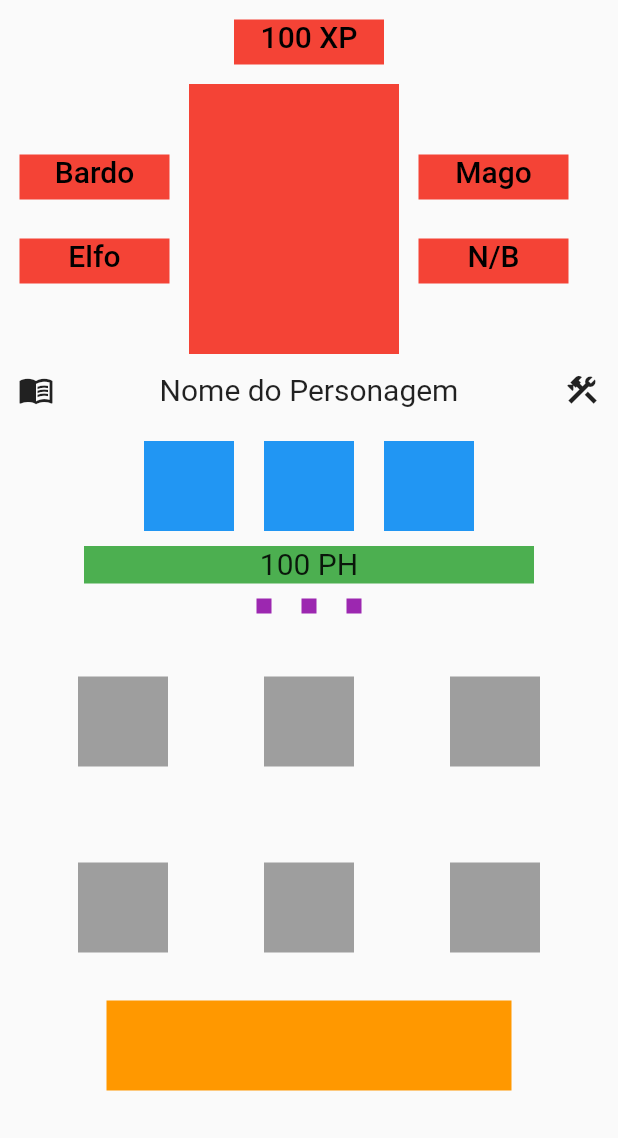
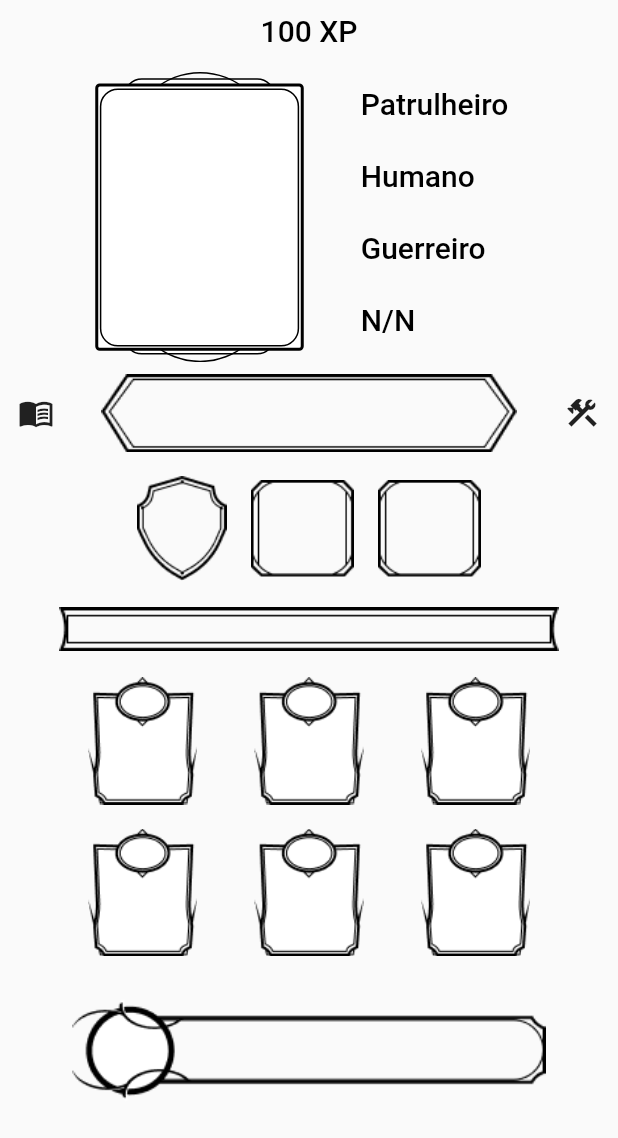
Before and after one commit to edyvanrallen/Ficha-D-D-Mobile, a Flutter app: the screen it shows after launch, on a phone screen of 412 x 824 dp. Shown: the top 1138 px of the screen. Run offline on Flutter 3.47's test engine with Material 2 defaults, Android fonts, the phone set to English and light mode, and no system bars.

Commit message:
Assets and images

```diff
--- a/lib/main.dart
+++ b/lib/main.dart
@@ -1,4 +1,5 @@
 import 'package:flutter/material.dart';
+import 'package:flutter/services.dart';
 
 void main() {
   runApp(const MyApp());
@@ -66,8 +67,6 @@ class _MyHomePageState extends State<MyHomePage> {
             TextButton(
               onPressed: () {},
               child: Container(
-                margin: EdgeInsets.all(5),
-                color: Colors.red,
                 height: 30,
                 width: 100,
                 child: Text(
@@ -81,19 +80,114 @@ class _MyHomePageState extends State<MyHomePage> {
               ),
             ),
             Row(
+              mainAxisAlignment: MainAxisAlignment.center,
               children: [
+                //Local para por imagem do personagem
+                Container(
+                    margin: EdgeInsets.only(right: 30),
+                    width: 139,
+                    height: 193.4409942626953,
+                    child: Stack(children: <Widget>[
+                      Positioned(
+                          top: 4.223602294921875,
+                          left: 18.99380111694336,
+                          child: Container(
+                              width: 101.01243591308594,
+                              height: 184.14907836914062,
+                              decoration: BoxDecoration(
+                                borderRadius: BorderRadius.only(
+                                  topLeft: Radius.circular(12),
+                                  topRight: Radius.circular(12),
+                                  bottomLeft: Radius.circular(12),
+                                  bottomRight: Radius.circular(12),
+                                ),
+                                color: Color.fromRGBO(255, 255, 255, 1),
+                                border: Border.all(
+                                  color: Color.fromRGBO(0, 0, 0, 1),
+                                  width: 1,
+                                ),
+                              ))),
+                      Positioned(
+                          top: 5.6843418860808015e-14,
+                          left: 25.037260055541992,
+                          child: Container(
+                              width: 89.78883361816406,
+                              height: 82.7826156616211,
+                              decoration: BoxDecoration(
+                                color: Color.fromRGBO(196, 196, 196, 0),
+                                border: Border.all(
+                                  color: Color.fromRGBO(0, 0, 0, 1),
+                                  width: 1,
+                                ),
+                                borderRadius: BorderRadius.all(
+                                    Radius.elliptical(
+                                        89.78883361816406, 82.7826156616211)),
+                              ))),
+                      Positioned(
+                          top: 110.65838623046875,
+                          left: 25.037260055541992,
+                          child: Container(
+                              width: 89.78883361816406,
+                              height: 82.7826156616211,
+                              decoration: BoxDecoration(
+                                color: Color.fromRGBO(196, 196, 196, 0),
+                                border: Border.all(
+                                  color: Color.fromRGBO(0, 0, 0, 1),
+                                  width: 1,
+                                ),
+                                borderRadius: BorderRadius.all(
+                                    Radius.elliptical(
+                                        89.78883361816406, 82.7826156616211)),
+                              ))),
+                      Positioned(
+                          top: 7.602495193481445,
+                          left: 0,
+                          child: Container(
+                              width: 139,
+                              height: 178.2360382080078,
+                              decoration: BoxDecoration(
+                                borderRadius: BorderRadius.only(
+                                  topLeft: Radius.circular(3),
+                                  topRight: Radius.circular(3),
+                                  bottomLeft: Radius.circular(3),
+                                  bottomRight: Radius.circular(3),
+                                ),
+                                color: Color.fromRGBO(255, 255, 255, 1),
+                                border: Border.all(
+                                  color: Color.fromRGBO(0, 0, 0, 1),
+                                  width: 2,
+                                ),
+                              ))),
+                      Positioned(
+                          top: 11,
+                          left: 3.066176414489746,
+                          child: Container(
+                              width: 132.86764526367188,
+                              height: 172,
+                              decoration: BoxDecoration(
+                                borderRadius: BorderRadius.only(
+                                  topLeft: Radius.circular(12),
+                                  topRight: Radius.circular(12),
+                                  bottomLeft: Radius.circular(12),
+                                  bottomRight: Radius.circular(12),
+                                ),
+                                color: Color.fromRGBO(255, 255, 255, 1),
+                                border: Border.all(
+                                  color: Color.fromRGBO(0, 0, 0, 1),
+                                  width: 1,
+                                ),
+                              ))),
+                    ])),
                 Column(
                   children: [
                     TextButton(
                       onPressed: () {},
                       child: Container(
-                        margin: EdgeInsets.all(5),
-                        color: Colors.red,
                         height: 30,
                         width: 100,
                         child: Text(
-                          "Bardo",
-                          textAlign: TextAlign.center,
+                          "Patrulheiro",
+                          textAlign: TextAlign.start,
                           style: TextStyle(
                             color: Colors.black,
                             fontSize: 20,
@@ -104,39 +198,11 @@ class _MyHomePageState extends State<MyHomePage> {
                     TextButton(
                       onPressed: () {},
                       child: Container(
-                        margin: EdgeInsets.all(5),
-                        color: Colors.red,
                         height: 30,
                         width: 100,
                         child: Text(
-                          "Elfo",
-                          textAlign: TextAlign.center,
-                          style: TextStyle(
-                            color: Colors.black,
-                            fontSize: 20,
-                          ),
-                        ),
-                      ),
-                    ),
-                  ],
-                ),
-                Container(
-                  color: Colors.red,
-                  height: 180,
-                  width: 140,
-                ),
-                Column(
-                  children: [
-                    TextButton(
-                      onPressed: () {},
-                      child: Container(
-                        margin: EdgeInsets.all(5),
-                        color: Colors.red,
-                        height: 30,
-                        width: 100,
-                        child: Text(
-                          "Mago",
-                          textAlign: TextAlign.center,
+                          "Humano",
+                          textAlign: TextAlign.start,
                           style: TextStyle(
                             color: Colors.black,
                             fontSize: 20,
@@ -147,13 +213,26 @@ class _MyHomePageState extends State<MyHomePage> {
                     TextButton(
                       onPressed: () {},
                       child: Container(
-                        margin: EdgeInsets.all(5),
-                        color: Colors.red,
                         height: 30,
                         width: 100,
                         child: Text(
-                          "N/B",
-                          textAlign: TextAlign.center,
+                          "Guerreiro",
+                          textAlign: TextAlign.start,
+                          style: TextStyle(
+                            color: Colors.black,
+                            fontSize: 20,
+                          ),
+                        ),
+                      ),
+                    ),
+                    TextButton(
+                      onPressed: () {},
+                      child: Container(
+                        height: 30,
+                        width: 100,
+                        child: Text(
+                          "N/N",
+                          textAlign: TextAlign.start,
                           style: TextStyle(
                             color: Colors.black,
                             fontSize: 20,
@@ -174,10 +253,10 @@ class _MyHomePageState extends State<MyHomePage> {
                     Icons.menu_book,
                   ),
                 ),
-                Container(
-                  child: Text(
-                    "Nome do Personagem",
-                    style: TextStyle(fontSize: 20),
+                TextButton(
+                  onPressed: () {},
+                  child: Image(
+                    image: AssetImage('assets/images/name.png'),
                   ),
                 ),
                 IconButton(
@@ -191,110 +270,101 @@ class _MyHomePageState extends State<MyHomePage> {
             Row(
               mainAxisAlignment: MainAxisAlignment.center,
               children: [
-                Container(
-                  margin: EdgeInsets.all(10),
-                  color: Colors.blue,
-                  height: 60,
-                  width: 60,
+                TextButton(
+                  onPressed: () {},
+                  child: Image(
+                    height: 70,
+                    image: AssetImage('assets/images/polygon.png'),
+                  ),
                 ),
-                Container(
-                  margin: EdgeInsets.all(10),
-                  color: Colors.blue,
-                  height: 60,
-                  width: 60,
+                TextButton(
+                  onPressed: () {},
+                  child: Image(
+                    height: 65,
+                    image: AssetImage('assets/images/square.png'),
+                  ),
                 ),
-                Container(
-                  margin: EdgeInsets.all(10),
-                  color: Colors.blue,
-                  height: 60,
-                  width: 60,
+                TextButton(
+                  onPressed: () {},
+                  child: Image(
+                    height: 65,
+                    image: AssetImage('assets/images/square.png'),
+                  ),
                 ),
               ],
             ),
-            Container(
-              color: Colors.green,
-              height: 25,
-              width: 300,
-              child: Text(
-                "100 PH",
-                textAlign: TextAlign.center,
-                style: TextStyle(fontSize: 20),
+            TextButton(
+              onPressed: () {},
+              child: Image(
+                height: 30,
+                image: AssetImage('assets/images/hp.png'),
               ),
             ),
             Row(
               mainAxisAlignment: MainAxisAlignment.center,
               children: [
-                Container(
-                  margin: EdgeInsets.all(10),
-                  color: Colors.purple,
-                  height: 10,
-                  width: 10,
+                TextButton(
+                  onPressed: () {},
+                  child: Image(
+                    width: 95,
+                    height: 85,
+                    image: AssetImage('assets/images/hability.png'),
+                  ),
                 ),
-                Container(
-                  margin: EdgeInsets.all(10),
-                  color: Colors.purple,
-                  height: 10,
-                  width: 10,
+                TextButton(
+                  onPressed: () {},
+                  child: Image(
+                    width: 95,
+                    height: 85,
+                    image: AssetImage('assets/images/hability.png'),
+                  ),
                 ),
-                Container(
-                  margin: EdgeInsets.all(10),
-                  color: Colors.purple,
-                  height: 10,
-                  width: 10,
+                TextButton(
+                  onPressed: () {},
+                  child: Image(
+                    width: 95,
+                    height: 85,
+                    image: AssetImage('assets/images/hability.png'),
+                  ),
                 ),
               ],
             ),
             Row(
               mainAxisAlignment: MainAxisAlignment.center,
               children: [
-                Container(
-                  margin: EdgeInsets.all(32),
-                  color: Colors.grey,
-                  height: 60,
-                  width: 60,
+                TextButton(
+                  onPressed: () {},
+                  child: Image(
+                    width: 95,
+                    height: 85,
+                    image: AssetImage('assets/images/hability.png'),
+                  ),
                 ),
-                Container(
-                  margin: EdgeInsets.all(32),
-                  color: Colors.grey,
-                  height: 60,
-                  width: 60,
+                TextButton(
+                  onPressed: () {},
+                  child: Image(
+                    width: 95,
+                    height: 85,
+                    image: AssetImage('assets/images/hability.png'),
+                  ),
                 ),
-                Container(
-                  margin: EdgeInsets.all(32),
-                  color: Colors.grey,
-                  height: 60,
-                  width: 60,
+                TextButton(
+                  onPressed: () {},
+                  child: Image(
+                    width: 95,
+                    height: 85,
+                    image: AssetImage('assets/images/hability.png'),
+                  ),
                 ),
               ],
             ),
-            Row(
-              mainAxisAlignment: MainAxisAlignment.center,
-              children: [
-                Container(
-                  margin: EdgeInsets.all(32),
-                  color: Colors.grey,
-                  height: 60,
-                  width: 60,
-                ),
-                Container(
-                  margin: EdgeInsets.all(32),
-                  color: Colors.grey,
-                  height: 60,
-                  width: 60,
-                ),
-                Container(
-                  margin: EdgeInsets.all(32),
-                  color: Colors.grey,
-                  height: 60,
-                  width: 60,
-                ),
-              ],
+            TextButton(
+              onPressed: () {},
+              child: Image(
+                image: AssetImage('assets/images/bonus.png'),
+                height: 90,
+              ),
             ),
-            Container(
-              color: Colors.orange,
-              height: 60,
-              width: 270,
-            )
           ],
         ),
       ),
```
Also changed, not shown: pubspec.yaml (+8 -3 lines), assets/images/bonus.png (added), assets/images/hability.png (added), assets/images/hp.png (added), assets/images/name.png (added), assets/images/polygon.png (added), assets/images/polygon1.svg (added), assets/images/polygon2.svg (added), assets/images/square.png (added).
